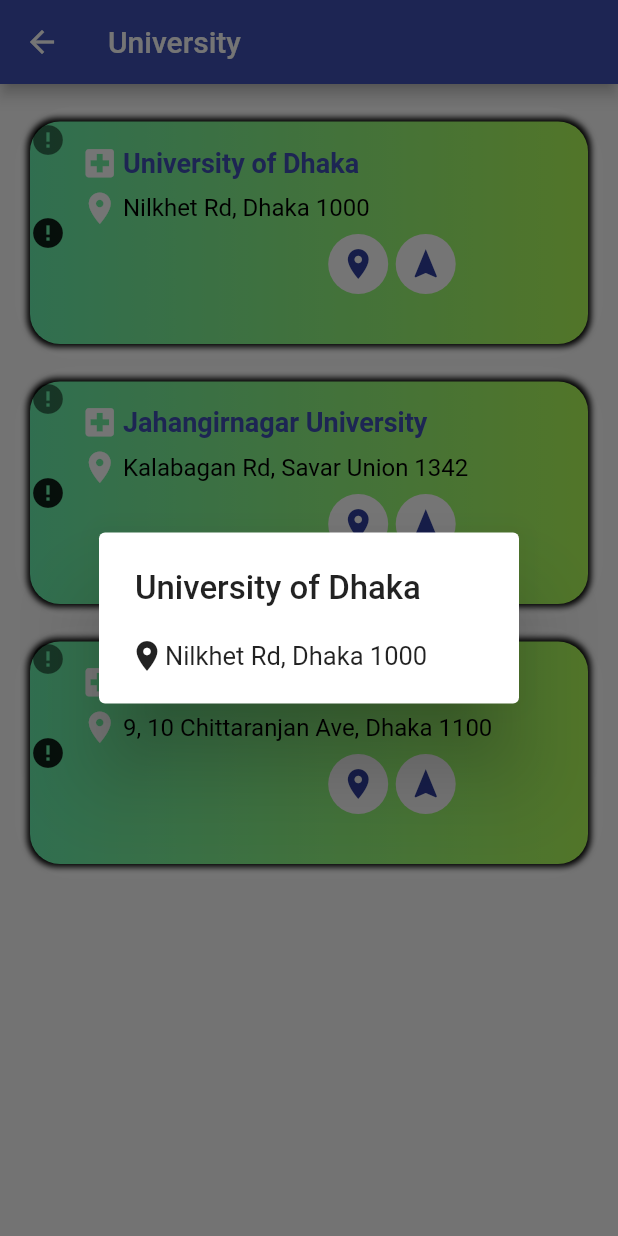
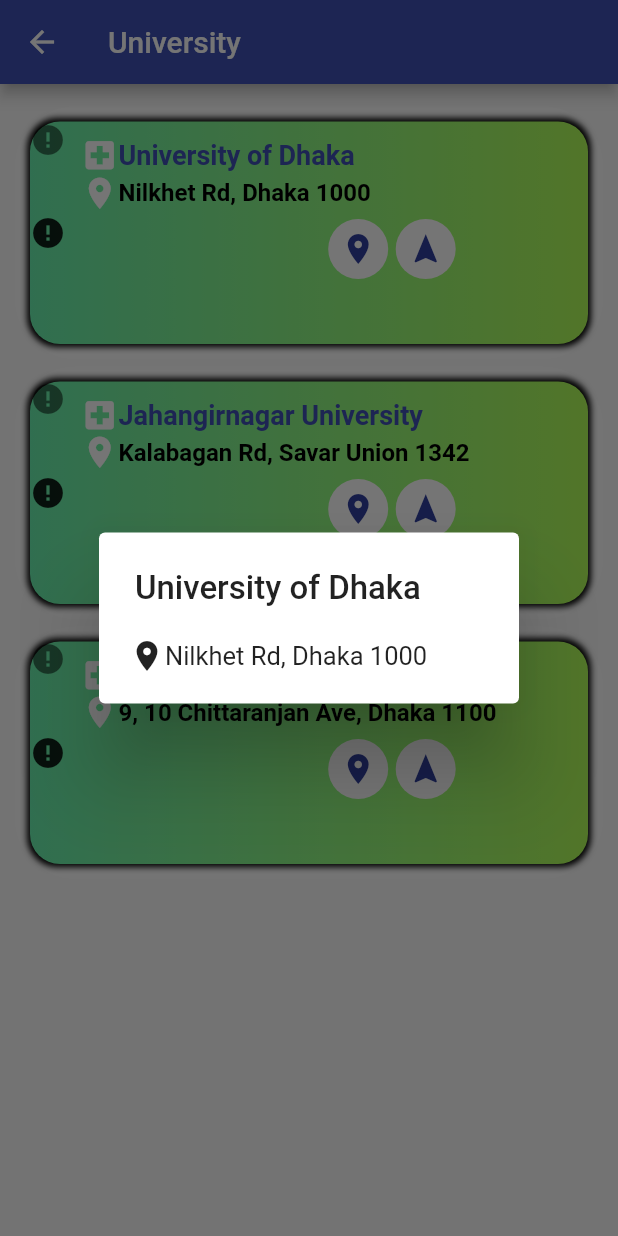
Before and after one commit to sohagmahin/Search-Dhaka, a Flutter app: the Universities screen opened by its route, after a tap on "University of Dhaka", on a phone screen of 412 x 824 dp. Run offline on Flutter 3.47's test engine with Material 2 defaults, Android fonts, the phone set to English and light mode, and no system bars; drawn by our look-alikes of cached_network_image; our stand-ins replace carousel_slider, data_connection_checker, font_awesome_flutter, shared_preferences, sqflite; missing offline and left inert: android_intent, autocomplete_textfield; accounts and stored records are empty; network calls fail; Roboto replaces fonts that are missing (ZCOOLQingKeHuangYou).

Commit message:
refactored the code

```diff
--- a/lib/main.dart
+++ b/lib/main.dart
@@ -37,7 +37,9 @@ class LocalBus extends StatelessWidget {
             primarySwatch: Colors.indigo, fontFamily: 'ZCOOLQingKeHuangYou'),
         initialRoute: HomePage.routeName,
         routes: {
-          HomePage.routeName: (context) => HomePage(appTitle: 'Search Dhaka',),
+          HomePage.routeName: (context) => HomePage(
+                appTitle: 'Search Dhaka',
+              ),
           LocalBusMain.routeName: (context) =>
               LocalBusMain(title: 'Local Bus(Dhaka route)'),
           BusDetails.routeName: (context) => BusDetails(),
--- a/lib/widgets/Hospital/hospitalRoundbox.dart
+++ b/lib/widgets/Hospital/hospitalRoundbox.dart
@@ -95,8 +95,21 @@ class RoundedBox extends StatelessWidget {
                       crossAxisAlignment: CrossAxisAlignment.start,
                       mainAxisAlignment: MainAxisAlignment.start,
                       children: <Widget>[
-                        _buildNameLabel(),
-                        _buildLocationLabel(),
+                        Padding(
+                          padding: const EdgeInsets.only(top: 10),
+                          child: _buildNameLabel(
+                              text: name,
+                              textColor: Colors.indigo,
+                              iconData: Icons.local_hospital,
+                              fontWeight: FontWeight.bold,
+                              fontSize: 18),
+                        ),
+                        _buildNameLabel(
+                            text: location,
+                            textColor: Colors.black,
+                            iconData: Icons.location_on,
+                            fontWeight: FontWeight.bold,
+                            fontSize: 16),
                         SizedBox(
                           height: 05,
                         ),
@@ -138,51 +151,26 @@ class RoundedBox extends StatelessWidget {
         ));
   }
 
-  Row _buildLocationLabel() {
+  Widget _buildNameLabel(
+      {String text,
+      IconData iconData,
+      Color textColor,
+      FontWeight fontWeight,
+      double fontSize}) {
     return Row(
       children: <Widget>[
         Container(
-          margin: EdgeInsets.only(top: 05),
-          child: Icon(
-            Icons.location_on,
-            size: 25,
-            color: Colors.white,
-          ),
+          child: Icon(iconData, size: 25, color: Colors.white),
         ),
         Container(
-          margin: EdgeInsets.only(left: 03, top: 05),
-          child: Center(
-            child: Text(
-              location,
-              style: TextStyle(
-                color: Colors.black,
-                fontSize: 16,
-              ),
+          child: Text(
+            text,
+            style: TextStyle(
+              color: textColor,
+              fontSize: fontSize,
+              fontWeight: fontWeight,
             ),
-          ),
-        ),
-      ],
-    );
-  }
-
-  Row _buildNameLabel() {
-    return Row(
-      children: <Widget>[
-        Container(
-          margin: EdgeInsets.only(top: 15),
-          child: Icon(Icons.local_hospital, size: 25, color: Colors.white),
-        ),
-        Container(
-          margin: EdgeInsets.only(left: 03, top: 15),
-          child: Center(
-            child: Text(
-              name,
-              style: TextStyle(
-                color: Colors.indigo,
-                fontSize: 18,
-                fontWeight: FontWeight.bold,
-              ),
-            ),
+            overflow: TextOverflow.fade,
           ),
         ),
       ],
```
